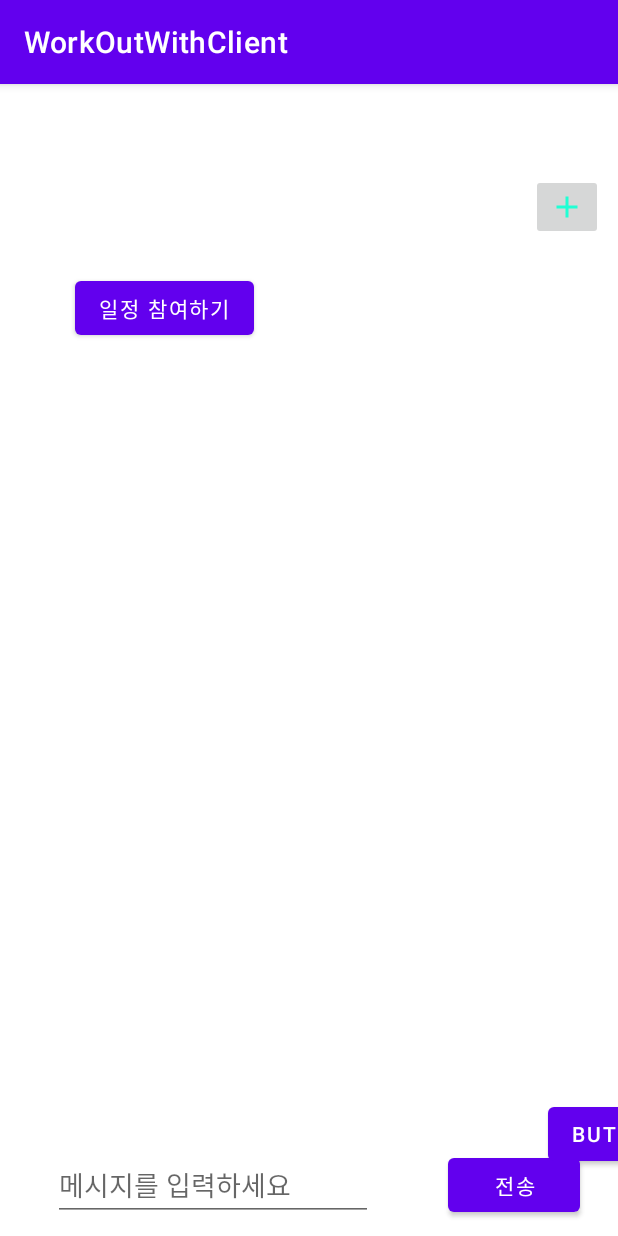
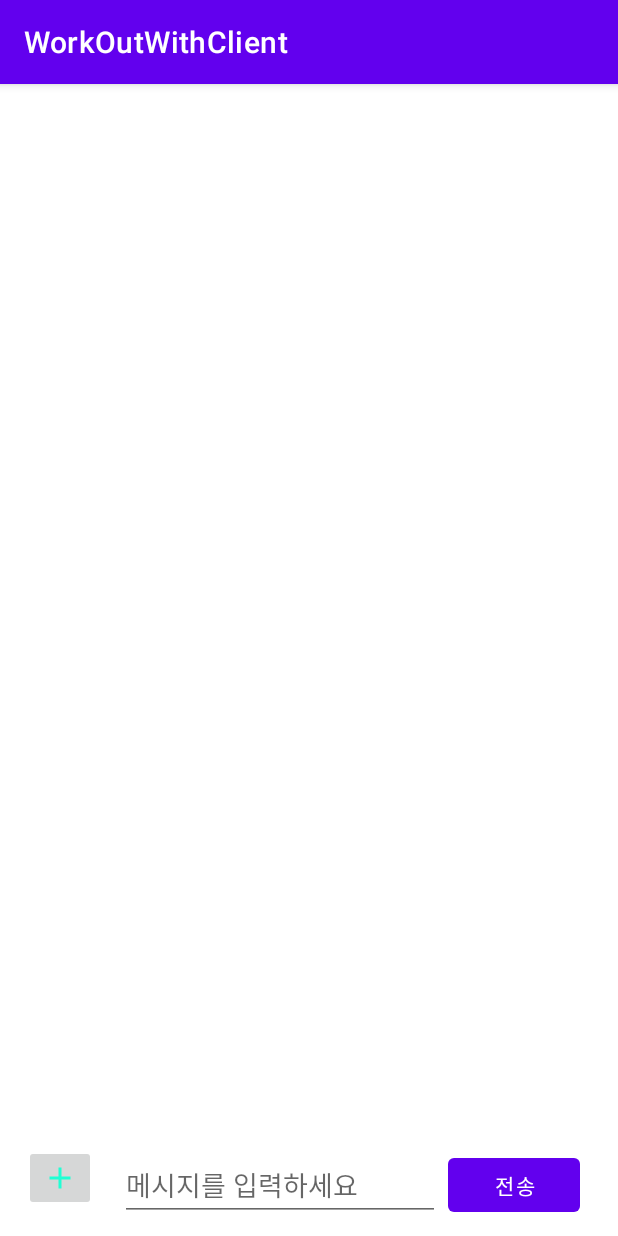
Before and after one commit to BusanBubu99/WorkoutWith, an Android app: the MatchRoomActivity screen opened directly, with no data from a screen before it, on a phone screen of 412 x 824 dp. Run offline under Robolectric (Android 15) with nearby library versions, the phone set to English and light mode, and no system bars; 9 statements that could not run were skipped.

Commit message:
feat : implementation vote

```diff
--- a/client/WorkOutWithClient/app/src/main/java/com/bubu/workoutwithclient/retrofitinterface/UserCreateRoomVoteModule.kt
+++ b/client/WorkOutWithClient/app/src/main/java/com/bubu/workoutwithclient/retrofitinterface/UserCreateRoomVoteModule.kt
@@ -29,7 +29,7 @@ import java.net.SocketTimeoutException
  * */
 
 data class UserCreateRoomVoteData(
-    val voteTitle: String, val matchId: Int, val startTime: String,
+    val voteTitle: String, val matchId: String, val startTime: String,
     val endTime: String, val date: String, val content: String
 )
 
@@ -37,7 +37,7 @@ class UserCreateRoomVoteModule(override val userData: UserCreateRoomVoteData) :
 
     interface UserCreateRoomVoteInterface {
         @Headers("Content-Type: application/json")
-        @POST("/v1/matching/vote/")
+        @POST("/v1/matching/vote")
         fun get(
             @Body body: JsonObject
         ): Call<Any>
--- a/client/WorkOutWithClient/app/src/main/java/com/bubu/workoutwithclient/retrofitinterface/UserFirebaseSendChatModule.kt
+++ b/client/WorkOutWithClient/app/src/main/java/com/bubu/workoutwithclient/retrofitinterface/UserFirebaseSendChatModule.kt
@@ -23,6 +23,8 @@ class UserFirebaseSendChatModule(
 class UserFirebaseVoteChatModule(
     val userId: String,
     val matchId: String,
+    val voteTitle : String,
+    val voteId : String,
     val startTime: String,
     val endTime: String,
     val date: String,
@@ -32,7 +34,7 @@ class UserFirebaseVoteChatModule(
         Firebase.database("https://workoutwith-81ab7-default-rtdb.asia-southeast1.firebasedatabase.app/")
     val msgRef = database.getReference("rooms/${matchId}/messages")
     fun sendChat() {
-        val message = ChatVoteMessage(userId,"voteId","자전거타기!", startTime, endTime, date, content)
+        val message = ChatVoteMessage(userId,voteId, voteTitle, startTime, endTime, date, content)
         val msgId = msgRef.push().key!!
         msgRef.child(msgId).setValue(message)
     }
--- a/client/WorkOutWithClient/app/src/main/java/com/bubu/workoutwithclient/userinterface/HomeAdapter.kt
+++ b/client/WorkOutWithClient/app/src/main/java/com/bubu/workoutwithclient/userinterface/HomeAdapter.kt
@@ -21,7 +21,7 @@ class HomeAdapter(context : Context) : RecyclerView.Adapter<HomeAdapter.Holder>(
     var userMatchList = mutableListOf<UserGetMatchListResponseData>()
 
     override fun onCreateViewHolder(parent: ViewGroup, viewType: Int): Holder {
-        val binding = RecyclerHomeBinding.inflate(LayoutInflater.from(parent.context),parent,false)
+        val binding = com.bubu.workoutwithclient.databinding.RecyclerHomeBinding.inflate(LayoutInflater.from(parent.context),parent,false)
         return Holder(binding)
     }
 
--- a/client/WorkOutWithClient/app/src/main/java/com/bubu/workoutwithclient/userinterface/NewProfileFragment.kt
+++ b/client/WorkOutWithClient/app/src/main/java/com/bubu/workoutwithclient/userinterface/NewProfileFragment.kt
@@ -182,9 +182,9 @@ class NewProfileFragment : Fragment() {
                             editId,
                             File(filePath),
                             editContent,
-                            "부산광역시",
-                            "부산진구",
-                            "개금3동"
+                            "",
+                            "",
+                            ""
                         )
                     )
                     if (result is UserEditProfileResponseData) {
--- a/client/WorkOutWithClient/app/src/main/res/layout/activity_match_room.xml
+++ b/client/WorkOutWithClient/app/src/main/res/layout/activity_match_room.xml
@@ -2,6 +2,7 @@
 <androidx.constraintlayout.widget.ConstraintLayout xmlns:android="http://schemas.android.com/apk/res/android"
     xmlns:app="http://schemas.android.com/apk/res-auto"
     xmlns:tools="http://schemas.android.com/tools"
+    android:id="@+id/matchRoomLayout"
     android:layout_width="match_parent"
     android:layout_height="match_parent"
     android:background="#FFFFFF"
@@ -21,7 +22,7 @@
         android:id="@+id/editSendMessage"
         android:layout_width="wrap_content"
         android:layout_height="wrap_content"
-        android:layout_marginStart="35dp"
+        android:layout_marginStart="80dp"
         android:layout_marginBottom="10dp"
         android:ems="10"
         android:hint="메시지를 입력하세요"
@@ -37,29 +38,9 @@
         android:layout_marginEnd="25dp"
         android:layout_marginBottom="10dp"
         android:text="전송"
+        android:stateListAnimator="@null"
         app:layout_constraintBottom_toBottomOf="parent"
         app:layout_constraintEnd_toEndOf="parent" />
-
-    <ImageButton
-        android:id="@+id/btnCreateSchedule"
-        android:layout_width="wrap_content"
-        android:layout_height="wrap_content"
-        android:layout_marginTop="10dp"
-        android:layout_marginEnd="10dp"
-        android:src="@drawable/image_add"
-        app:layout_constraintEnd_toEndOf="parent"
-        app:layout_constraintTop_toBottomOf="@+id/recyclerProfile"
-        tools:ignore="SpeakableTextPresentCheck,TouchTargetSizeCheck" />
-
-    <Button
-        android:id="@+id/btnJoinSchedule"
-        android:layout_width="wrap_content"
-        android:layout_height="wrap_content"
-        android:layout_marginStart="50dp"
-        android:layout_marginTop="75dp"
-        android:text="일정 참여하기"
-        app:layout_constraintStart_toStartOf="parent"
-        app:layout_constraintTop_toBottomOf="@+id/recyclerProfile" />
 
     <ImageView
         android:id="@+id/imageHideRecycler"
@@ -77,17 +58,20 @@
         android:layout_marginBottom="20dp"
         app:layout_constraintBottom_toTopOf="@+id/editSendMessage"
         app:layout_constraintEnd_toEndOf="parent"
+        app:layout_constraintHorizontal_bias="0.0"
         app:layout_constraintStart_toStartOf="parent"
-        app:layout_constraintTop_toBottomOf="@+id/recyclerProfile" />
+        app:layout_constraintTop_toBottomOf="@+id/recyclerProfile"
+        app:layout_constraintVertical_bias="1.0" />
 
-    <Button
-        android:id="@+id/voteTest"
+
+    <ImageButton
+        android:id="@+id/createVoteButton"
         android:layout_width="wrap_content"
         android:layout_height="wrap_content"
-        android:text="Button"
-        app:layout_constraintBottom_toTopOf="@+id/btnSendMessage"
-        app:layout_constraintEnd_toEndOf="parent"
-        app:layout_constraintStart_toEndOf="@+id/recyclerMemberChat"
-        app:layout_constraintTop_toBottomOf="@+id/recyclerMemberChat" />
+        app:layout_constraintBottom_toBottomOf="parent"
+        app:layout_constraintEnd_toStartOf="@+id/editSendMessage"
+        app:layout_constraintStart_toStartOf="parent"
+        app:layout_constraintTop_toBottomOf="@+id/recyclerMemberChat"
+        app:srcCompat="@drawable/image_add" />
 
 </androidx.constraintlayout.widget.ConstraintLayout>
```
Also changed, not shown: client/WorkOutWithClient/app/src/main/java/com/bubu/workoutwithclient/retrofitinterface/UserGetMatchRoomModule.kt (+1 -7 lines), client/WorkOutWithClient/app/src/main/java/com/bubu/workoutwithclient/userinterface/CityAdapter.kt (+4 -4 lines), client/WorkOutWithClient/app/src/main/java/com/bubu/workoutwithclient/userinterface/CreateScheduleFragment.kt (+49 -3 lines), client/WorkOutWithClient/app/src/main/java/com/bubu/workoutwithclient/userinterface/MatchRoomActivity.kt (+31 -11 lines), client/WorkOutWithClient/app/src/main/java/com/bubu/workoutwithclient/userinterface/MatchingStartFragment.kt (+9 -2 lines), client/WorkOutWithClient/app/src/main/java/com/bubu/workoutwithclient/userinterface/UserProfileActivity.kt (+24 -2 lines), client/WorkOutWithClient/app/src/main/res/layout/activity_user_profile.xml (+1 -13 lines), client/WorkOutWithClient/app/src/main/res/layout/fragment_create_schedule.xml (+13 -11 lines).
